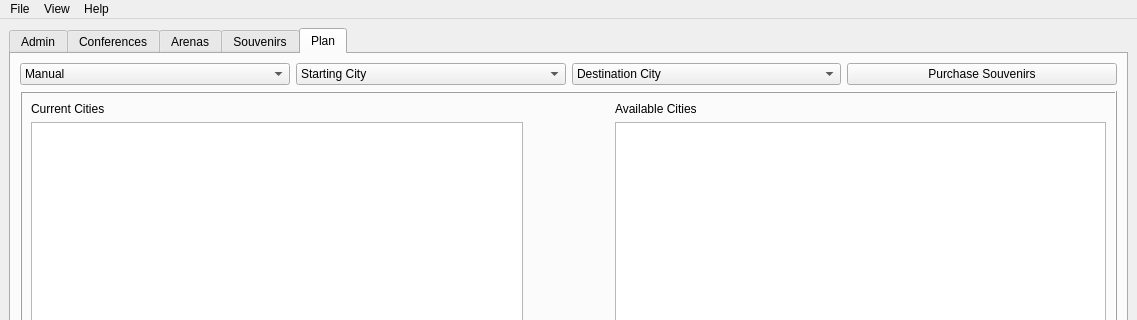
Before: the Qt Designer form mainwindow.ui in lsevcik/NBABasketball, drawn with Qt 5; both pictures show x 0 to 1137 and y 0 to 320 of the 1137 by 947 pixel window.
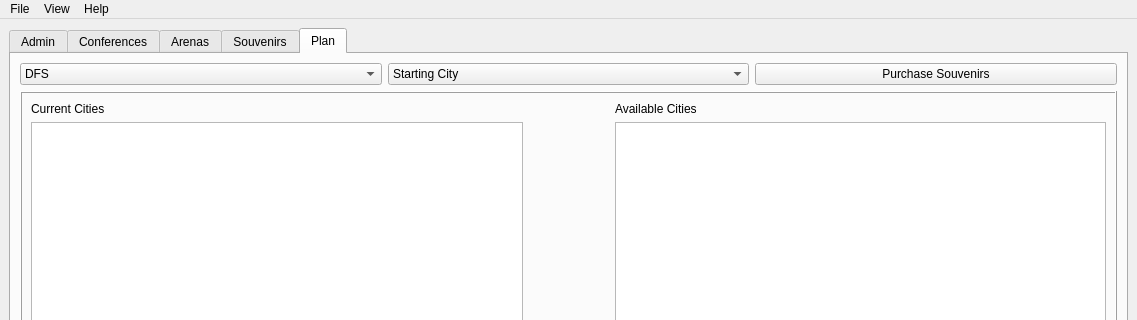
After: the same form once the commit is applied. The open tabs and pages were chosen to show the change. Icons and pictures are not drawn.

Commit message: UI: remove destination team

Patch:
```diff
--- a/mainwindow.ui
+++ b/mainwindow.ui
@@ -685,11 +685,6 @@
          <layout class="QHBoxLayout" name="horizontalLayout_4">
           <item>
            <widget class="QComboBox" name="comboBox">
-            <item>
-             <property name="text">
-              <string>Manual</string>
-             </property>
-            </item>
             <item>
              <property name="text">
               <string>DFS</string>
@@ -716,15 +711,6 @@
             </item>
            </widget>
           </item>
-          <item>
-           <widget class="QComboBox" name="comboBox_2">
-            <item>
-             <property name="text">
-              <string>Destination City</string>
-             </property>
-            </item>
-           </widget>
-          </item>
           <item>
            <widget class="QPushButton" name="plan_purchaseButton">
             <property name="text">
```
Left out of the diff: 7 changed lines with no effect on the pictures.
